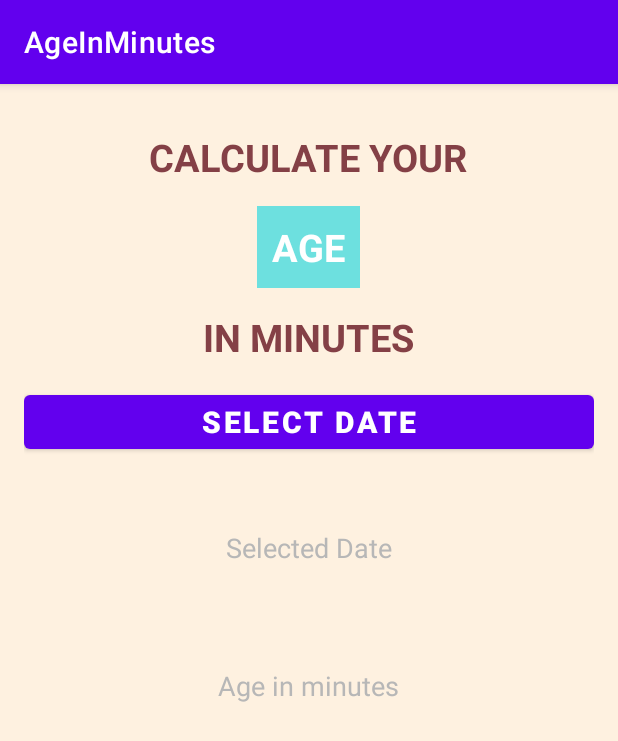
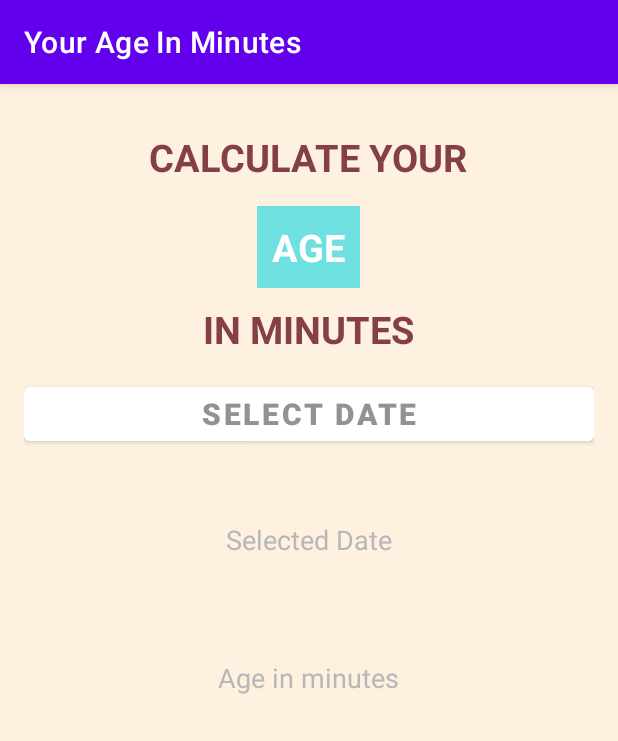
Before and after one commit to abubaker-cs/AgeInMinutes, an Android app: the screen it shows after launch (MainActivity), on a phone screen of 412 x 824 dp. Shown: the top 741 px of the screen. Run offline under Robolectric (Android 15) with nearby library versions, the phone set to English and light mode, and no system bars.

```diff
--- a/app/src/main/res/layout/activity_main.xml
+++ b/app/src/main/res/layout/activity_main.xml
@@ -36,7 +36,7 @@
     <TextView
         android:layout_width="wrap_content"
         android:layout_height="wrap_content"
-        android:layout_marginTop="15dp"
+        android:layout_marginTop="10dp"
         android:text="IN MINUTES"
         android:textColor="@color/textColor"
         android:textSize="25sp"
@@ -44,10 +44,13 @@
 
     <!-- SELECT DATE -->
     <Button
+        android:id="@+id/btnDatePicker"
         android:layout_width="match_parent"
         android:layout_height="wrap_content"
         android:layout_marginTop="15dp"
+        android:backgroundTint="#FFFFFF"
         android:text="Select Date"
+        android:textColor="#929292"
         android:textSize="20sp"
         android:textStyle="bold" />
 
@@ -67,7 +70,7 @@
         android:layout_width="wrap_content"
         android:layout_height="wrap_content"
         android:text="Selected Date"
-        android:textColor="#B7B7B7"
+        android:textColor="@color/lightGreyTextColor"
         android:textSize="18sp" />
 
     <!--
@@ -86,7 +89,7 @@
         android:layout_width="wrap_content"
         android:layout_height="wrap_content"
         android:text="Age in minutes"
-        android:textColor="#B7B7B7"
+        android:textColor="@color/lightGreyTextColor"
         android:textSize="18sp" />
 
 </LinearLayout>
--- a/app/src/main/res/values/colors.xml
+++ b/app/src/main/res/values/colors.xml
@@ -17,5 +17,6 @@
 
     <color name="ageTextColor">#FFFFFF</color>
     <color name="ageTextBackgroundColor">#C846DCE0</color>
+    <color name="lightGreyTextColor">#B7B7B7</color>
 
 </resources>
--- a/app/src/main/res/values/strings.xml
+++ b/app/src/main/res/values/strings.xml
@@ -1,3 +1,3 @@
 <resources>
-    <string name="app_name">AgeInMinutes</string>
+    <string name="app_name">Your Age In Minutes</string>
 </resources>
```
